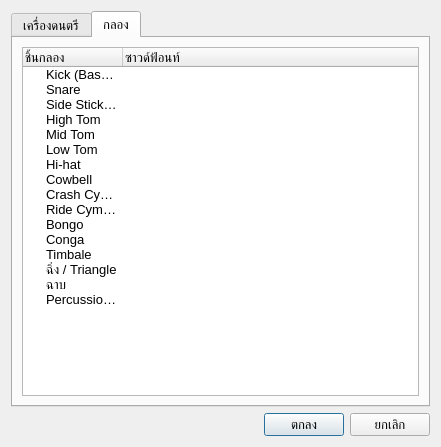
Qt form Dialogs/MapSoundfontDialog.ui (pie62/HandyKaraoke) before a commit.
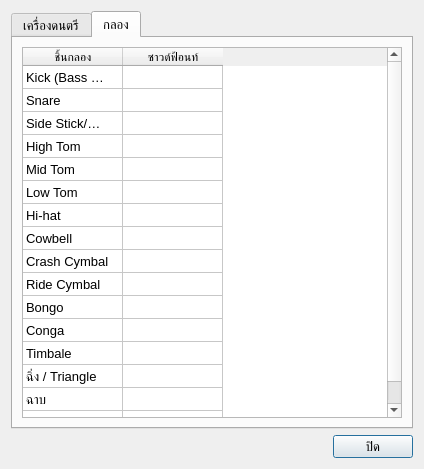
The same form after that commit. The open tabs and pages were chosen to show the change.

Commit message: Edit map soundfont dialog to use table

Patch:
```diff
--- a/Dialogs/MapSoundfontDialog.ui
+++ b/Dialogs/MapSoundfontDialog.ui
@@ -6,8 +6,8 @@
    <rect>
     <x>0</x>
     <y>0</y>
-    <width>441</width>
-    <height>447</height>
+    <width>424</width>
+    <height>469</height>
    </rect>
   </property>
   <property name="font">
@@ -31,7 +31,7 @@
       <attribute name="title">
        <string>เครื่องดนตรี</string>
       </attribute>
-      <layout class="QVBoxLayout" name="verticalLayout">
+      <layout class="QVBoxLayout" name="verticalLayout_3">
        <item>
         <widget class="QTreeWidget" name="treeWidget">
          <column>
@@ -52,9 +52,104 @@
       <attribute name="title">
        <string>กลอง</string>
       </attribute>
-      <layout class="QVBoxLayout" name="verticalLayout_3">
+      <layout class="QVBoxLayout" name="verticalLayout">
        <item>
-        <widget class="QTreeWidget" name="treeDrum">
+        <widget class="QTableWidget" name="tableDrum">
+         <property name="contextMenuPolicy">
+          <enum>Qt::CustomContextMenu</enum>
+         </property>
+         <property name="editTriggers">
+          <set>QAbstractItemView::NoEditTriggers</set>
+         </property>
+         <property name="selectionBehavior">
+          <enum>QAbstractItemView::SelectRows</enum>
+         </property>
+         <attribute name="verticalHeaderVisible">
+          <bool>false</bool>
+         </attribute>
+         <attribute name="verticalHeaderDefaultSectionSize">
+          <number>23</number>
+         </attribute>
+         <row>
+          <property name="text">
+           <string>New Row</string>
+          </property>
+         </row>
+         <row>
+          <property name="text">
+           <string>New Row</string>
+          </property>
+         </row>
+         <row>
+          <property name="text">
+           <string>New Row</string>
+          </property>
+         </row>
+         <row>
+          <property name="text">
+           <string>New Row</string>
+          </property>
+         </row>
+         <row>
+          <property name="text">
+           <string>New Row</string>
+          </property>
+         </row>
+         <row>
+          <property name="text">
+           <string>New Row</string>
+          </property>
+         </row>
+         <row>
+          <property name="text">
+           <string>New Row</string>
+          </property>
+         </row>
+         <row>
+          <property name="text">
+           <string>New Row</string>
+          </property>
+         </row>
+         <row>
+          <property name="text">
+           <string>New Row</string>
+          </property>
+         </row>
+         <row>
+          <property name="text">
+           <string>New Row</string>
+          </property>
+         </row>
+         <row>
+          <property name="text">
+           <string>New Row</string>
+          </property>
+         </row>
+         <row>
+          <property name="text">
+           <string>New Row</string>
+          </property>
+         </row>
+         <row>
+          <property name="text">
+           <string>New Row</string>
+          </property>
+         </row>
+         <row>
+          <property name="text">
+           <string>New Row</string>
+          </property>
+         </row>
+         <row>
+          <property name="text">
+           <string>New Row</string>
+          </property>
+         </row>
+         <row>
+          <property name="text">
+           <string>New Row</string>
+          </property>
+         </row>
          <column>
           <property name="text">
            <string>ชิ้นกลอง</string>
@@ -65,88 +160,87 @@
            <string>ซาวด์ฟ้อนท์</string>
           </property>
          </column>
-         <item>
+         <item row="0" column="0">
           <property name="text">
            <string>Kick (Bass Drum)</string>
           </property>
          </item>
-         <item>
+         <item row="0" column="1">
+          <property name="text">
+           <string/>
+          </property>
+         </item>
+         <item row="1" column="0">
           <property name="text">
            <string>Snare</string>
           </property>
          </item>
-         <item>
+         <item row="2" column="0">
           <property name="text">
            <string>Side Stick/Rimshot</string>
           </property>
          </item>
-         <item>
+         <item row="3" column="0">
           <property name="text">
            <string>High Tom</string>
           </property>
          </item>
-         <item>
+         <item row="4" column="0">
           <property name="text">
            <string>Mid Tom</string>
           </property>
          </item>
-         <item>
+         <item row="5" column="0">
           <property name="text">
            <string>Low Tom</string>
           </property>
          </item>
-         <item>
+         <item row="6" column="0">
           <property name="text">
            <string>Hi-hat</string>
           </property>
          </item>
-         <item>
+         <item row="7" column="0">
           <property name="text">
            <string>Cowbell</string>
           </property>
          </item>
-         <item>
+         <item row="8" column="0">
           <property name="text">
            <string>Crash Cymbal</string>
           </property>
          </item>
-         <item>
+         <item row="9" column="0">
           <property name="text">
            <string>Ride Cymbal</string>
           </property>
          </item>
-         <item>
+         <item row="10" column="0">
           <property name="text">
            <string>Bongo</string>
           </property>
          </item>
-         <item>
+         <item row="11" column="0">
           <property name="text">
            <string>Conga</string>
           </property>
          </item>
-         <item>
+         <item row="12" column="0">
           <property name="text">
            <string>Timbale</string>
           </property>
          </item>
-         <item>
+         <item row="13" column="0">
           <property name="text">
            <string>ฉิ่ง / Triangle</string>
           </property>
-          <property name="text">
-           <string/>
-          </property>
          </item>
-         <item>
+         <item row="14" column="0">
           <property name="text">
            <string>ฉาบ</string>
           </property>
-          <property name="text">
-           <string/>
-          </property>
          </item>
-         <item>
+         <item row="15" column="0">
           <property name="text">
            <string>Percussion Etc</string>
           </property>
@@ -175,14 +269,7 @@
      <item>
       <widget class="QPushButton" name="btnOk">
        <property name="text">
-        <string>ตกลง</string>
-       </property>
-      </widget>
-     </item>
-     <item>
-      <widget class="QPushButton" name="btnCancel">
-       <property name="text">
-        <string>ยกเลิก</string>
+        <string>ปิด</string>
        </property>
       </widget>
      </item>
```
Left out of the diff: 19 changed lines with no effect on the pictures. The commit also changes 8 other files.
